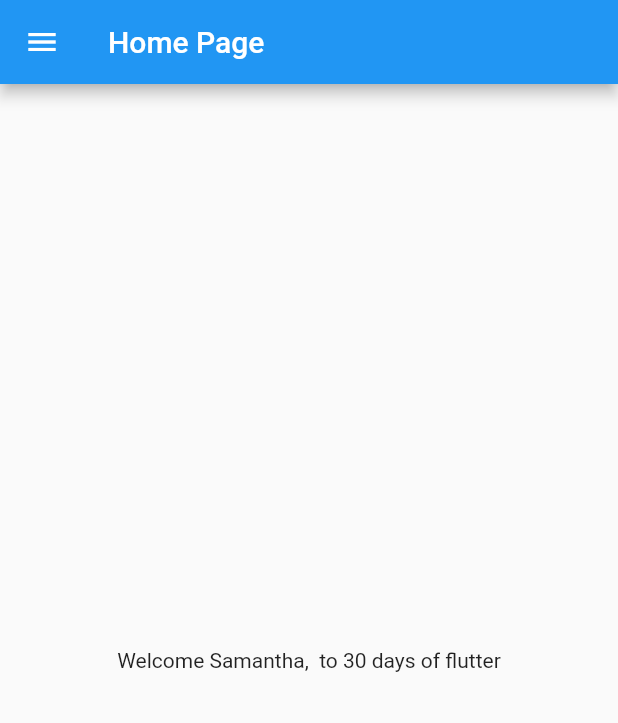
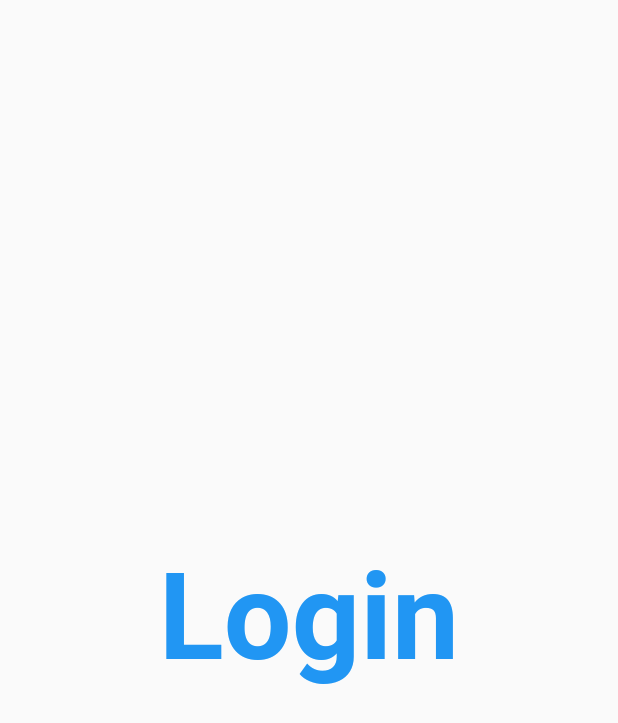
Before and after one commit to FawadAhmed322/30DaysOfFlutter, a Flutter app: the screen it shows after launch, on a phone screen of 412 x 824 dp. Shown: the top 723 px of the screen. Run offline on Flutter 3.47's test engine with Material 2 defaults, Android fonts, the phone set to English and light mode, and no system bars.

Commit message:
day 3 completed

```diff
--- a/lib/main.dart
+++ b/lib/main.dart
@@ -1,16 +1,23 @@
 import 'package:flutter/material.dart';
-import 'package:flutter_catalog/home_page.dart';
+import 'package:flutter_catalog/screens/home.dart';
+import 'package:flutter_catalog/screens/login.dart';
 
 void main() => runApp(MyApp());
 
 class MyApp extends StatelessWidget {
-  int days = 30;
-  String name = 'Samantha';
-
   @override
   Widget build(BuildContext context) {
     return MaterialApp(
-      home: HomePage(days, name),
+      // home: Home(days, name),
+      // themeMode: ThemeMode.dark,
+      darkTheme: ThemeData(
+        brightness: Brightness.dark,
+      ),
+      routes: {
+        '/': (context) => Login(),
+        '/home': (context) => Home(),
+        '/login': (context) => Login(),
+      },
     );
   }
 }
--- a/lib/home_page.dart
+++ b/lib/screens/home.dart
@@ -1,23 +1,18 @@
 import 'package:flutter/material.dart';
 
-class HomePage extends StatelessWidget {
-  int? days;
-  String? name;
-
-  HomePage(days, name) {
-    this.days = days;
-    this.name = name;
-  }
+class Home extends StatelessWidget {
+  int days = 30;
+  String name = 'Reece';
 
   @override
   Widget build(BuildContext context) {
     return Scaffold(
       appBar: AppBar(
-        title: Text('Home Page'),
+        title: Text('Home'),
       ),
       body: Center(
         child: Text(
-          'Welcome $name,  to $days days of flutter',
+          'Welcome $name, to $days days of flutter',
         ),
       ),
       drawer: Drawer(),
--- /dev/null
+++ b/lib/screens/login.dart
@@ -0,0 +1,22 @@
+import 'package:flutter/material.dart';
+
+class Login extends StatelessWidget {
+  @override
+  Widget build(BuildContext context) {
+    return Material(
+      child: Center(
+        child: Container(
+          child: const Text(
+            'Login',
+            style: TextStyle(
+              fontSize: 40.0,
+              fontWeight: FontWeight.bold,
+              color: Colors.blue,
+            ),
+            textScaleFactor: 2,
+          ),
+        ),
+      ),
+    );
+  }
+}
```
